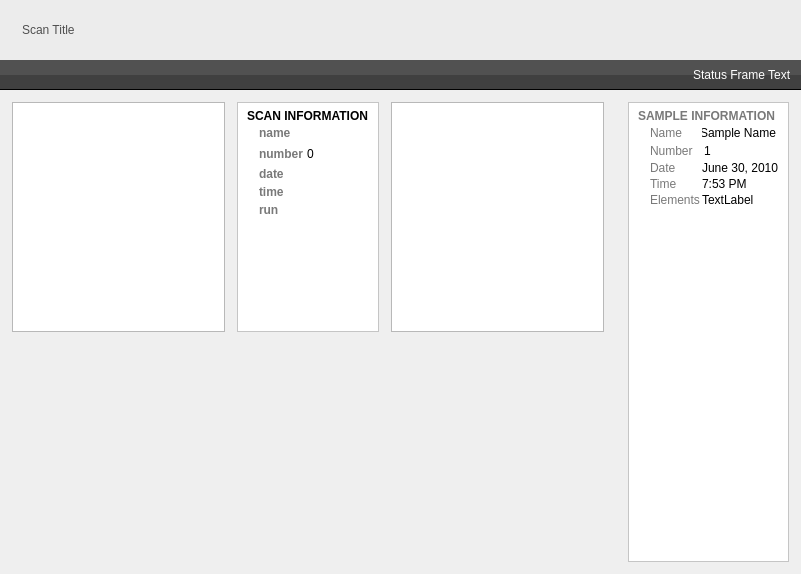
Above: source/ui/AMGenericScanEditor.ui from acquaman/acquaman before the change. Below: the same form after it.
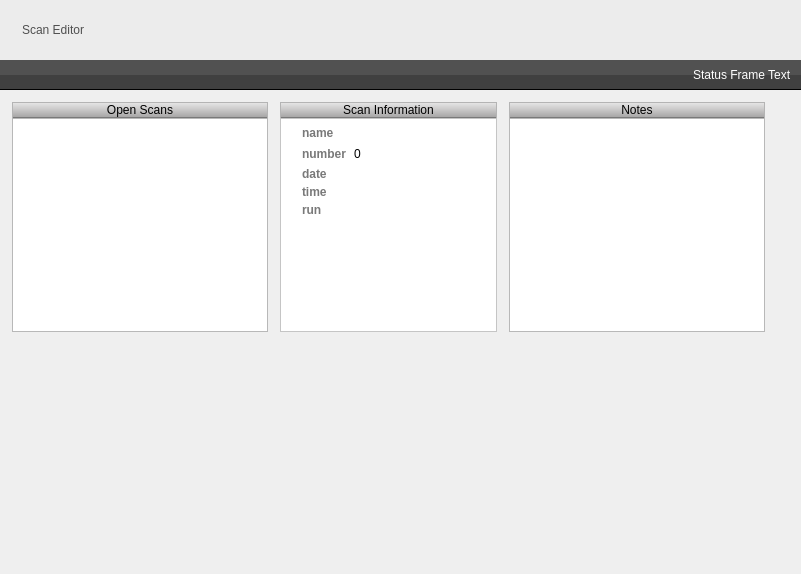
That is the form after the change. Icons and pictures are not drawn.

Commit message: fixed size/width of AMRunSelector. Added expanding/stretching size policy for scanView in AMGenericScanEditor. Improved look and style of scan editor.

Diff of the .ui file:
```diff
--- a/source/ui/AMGenericScanEditor.ui
+++ b/source/ui/AMGenericScanEditor.ui
@@ -58,7 +58,7 @@
 color: rgb(79, 79, 79);</string>
         </property>
         <property name="text">
-         <string>Scan Title</string>
+         <string>Scan Editor</string>
         </property>
        </widget>
       </item>
@@ -151,13 +151,83 @@
           <number>12</number>
          </property>
          <item>
-          <widget class="QListView" name="scanListView"/>
+          <layout class="QVBoxLayout" name="verticalLayout_4">
+           <property name="spacing">
+            <number>0</number>
+           </property>
+           <property name="rightMargin">
+            <number>0</number>
+           </property>
+           <item>
+            <widget class="QToolButton" name="toolButton">
+             <property name="sizePolicy">
+              <sizepolicy hsizetype="MinimumExpanding" vsizetype="Fixed">
+               <horstretch>0</horstretch>
+               <verstretch>0</verstretch>
+              </sizepolicy>
+             </property>
+             <property name="maximumSize">
+              <size>
+               <width>16777215</width>
+               <height>16</height>
+              </size>
+             </property>
+             <property name="styleSheet">
+              <string notr="true">background-color: qlineargradient(spread:pad, x1:0, y1:0, x2:0, y2:1, stop:0 rgba(233, 233, 233, 255), stop:0.502513 rgba(199, 198, 198, 255), stop:1 rgba(163, 162, 162, 255)); border: 1px solid black; border-top-color: rgb(180, 180, 180); border-bottom-color: rgb(121, 121, 121); border-left-color: rgb(180, 180, 180); border-right-color: rgb(180, 180, 180);</string>
+             </property>
+             <property name="text">
+              <string>Open Scans</string>
+             </property>
+            </widget>
+           </item>
+           <item>
+            <widget class="QListView" name="scanListView">
+             <property name="minimumSize">
+              <size>
+               <width>200</width>
+               <height>0</height>
+              </size>
+             </property>
+            </widget>
+           </item>
+          </layout>
+         </item>
+         <item>
+          <layout class="QVBoxLayout" name="verticalLayout_5">
+           <property name="spacing">
+            <number>0</number>
+           </property>
+           <property name="rightMargin">
+            <number>0</number>
+           </property>
+           <item>
+            <widget class="QToolButton" name="toolButton_2">
+             <property name="sizePolicy">
+              <sizepolicy hsizetype="Preferred" vsizetype="Fixed">
+               <horstretch>0</horstretch>
+               <verstretch>0</verstretch>
+              </sizepolicy>
+             </property>
+             <property name="maximumSize">
+              <size>
+               <width>16777215</width>
+               <height>16</height>
+              </size>
+             </property>
+             <property name="styleSheet">
+              <string notr="true">background-color: qlineargradient(spread:pad, x1:0, y1:0, x2:0, y2:1, stop:0 rgba(233, 233, 233, 255), stop:0.502513 rgba(199, 198, 198, 255), stop:1 rgba(163, 162, 162, 255)); border: 1px solid black; border-top-color: rgb(180, 180, 180); border-bottom-color: rgb(121, 121, 121); border-left-color: rgb(180, 180, 180); border-right-color: rgb(180, 180, 180);</string>
+             </property>
+             <property name="text">
+              <string>Scan Information</string>
+             </property>
+            </widget>
          </item>
          <item>
           <widget class="QFrame" name="scanInfoFrame">
            <property name="styleSheet">
-            <string notr="true">background-color: white;
-</string>
+              <string notr="true">#scanInfoFrame {
+background-color: white;
+}</string>
            </property>
            <property name="frameShape">
             <enum>QFrame::StyledPanel</enum>
@@ -165,25 +235,13 @@
            <property name="frameShadow">
             <enum>QFrame::Raised</enum>
            </property>
-           <layout class="QVBoxLayout" name="verticalLayout">
+             <layout class="QVBoxLayout" name="scanInfoLayout">
             <property name="spacing">
-             <number>2</number>
+               <number>6</number>
             </property>
             <property name="topMargin">
              <number>6</number>
             </property>
-            <item>
-             <widget class="QLabel" name="scanInfoTitle">
-              <property name="styleSheet">
-               <string notr="true">color: black;
-font-weight: bold;
-font-family: &quot;Lucida Grande&quot;;</string>
-              </property>
-              <property name="text">
-               <string>SCAN INFORMATION</string>
-              </property>
-             </widget>
-            </item>
             <item>
              <layout class="QGridLayout" name="scanInfoGridLayout">
               <property name="leftMargin">
@@ -264,18 +322,6 @@
                 </property>
                </widget>
               </item>
-              <item row="4" column="0">
-               <widget class="QLabel" name="scanRunLabel">
-                <property name="styleSheet">
-                 <string notr="true">color: rgb(121, 121, 121);
-font-weight: bold;
-font-family: &quot;Lucida Grande&quot;;</string>
-                </property>
-                <property name="text">
-                 <string>run</string>
-                </property>
-               </widget>
-              </item>
               <item row="1" column="1">
                <widget class="QSpinBox" name="scanNumber">
                 <property name="maximumSize">
@@ -295,6 +341,18 @@
                 </property>
                </widget>
               </item>
+                <item row="4" column="0">
+                 <widget class="QLabel" name="scanRunLabel">
+                  <property name="styleSheet">
+                   <string notr="true">color: rgb(121, 121, 121);
+font-weight: bold;
+font-family: &quot;Lucida Grande&quot;;</string>
+                  </property>
+                  <property name="text">
+                   <string>run</string>
+                  </property>
+                 </widget>
+                </item>
              </layout>
             </item>
             <item>
@@ -313,11 +371,52 @@
            </layout>
           </widget>
          </item>
+          </layout>
+         </item>
+         <item>
+          <layout class="QVBoxLayout" name="verticalLayout_6">
+           <property name="spacing">
+            <number>0</number>
+           </property>
+           <property name="rightMargin">
+            <number>0</number>
+           </property>
+           <item>
+            <widget class="QToolButton" name="toolButton_3">
+             <property name="sizePolicy">
+              <sizepolicy hsizetype="MinimumExpanding" vsizetype="Fixed">
+               <horstretch>0</horstretch>
+               <verstretch>0</verstretch>
+              </sizepolicy>
+             </property>
+             <property name="maximumSize">
+              <size>
+               <width>16777215</width>
+               <height>16</height>
+              </size>
+             </property>
+             <property name="styleSheet">
+              <string notr="true">background-color: qlineargradient(spread:pad, x1:0, y1:0, x2:0, y2:1, stop:0 rgba(233, 233, 233, 255), stop:0.502513 rgba(199, 198, 198, 255), stop:1 rgba(163, 162, 162, 255)); border: 1px solid black; border-top-color: rgb(180, 180, 180); border-bottom-color: rgb(121, 121, 121); border-left-color: rgb(180, 180, 180); border-right-color: rgb(180, 180, 180);
+</string>
+             </property>
+             <property name="text">
+              <string>Notes</string>
+             </property>
+            </widget>
+           </item>
          <item>
           <widget class="QPlainTextEdit" name="notesEdit">
+             <property name="sizePolicy">
+              <sizepolicy hsizetype="MinimumExpanding" vsizetype="Expanding">
+               <horstretch>4</horstretch>
+               <verstretch>0</verstretch>
+              </sizepolicy>
+             </property>
            <property name="styleSheet">
-            <string notr="true">background-image: url(:/notepadBackground.png);
-font: bold 15px &quot;Marker Felt&quot;;</string>
+              <string notr="true">#notesEdit {
+background-image: url(:/notepadBackground.png);
+font: bold 15px &quot;Marker Felt&quot;;
+}</string>
            </property>
            <property name="plainText">
             <string/>
@@ -329,6 +428,8 @@
          </item>
         </layout>
        </item>
+        </layout>
+       </item>
        <item>
         <spacer name="leftVerticaFrameSpacer">
          <property name="orientation">
@@ -349,153 +450,6 @@
        <property name="margin">
         <number>12</number>
        </property>
-       <item>
-        <widget class="QFrame" name="frame_2">
-         <property name="styleSheet">
-          <string notr="true">background-color: white;
-</string>
-         </property>
-         <property name="frameShape">
-          <enum>QFrame::StyledPanel</enum>
-         </property>
-         <property name="frameShadow">
-          <enum>QFrame::Raised</enum>
-         </property>
-         <layout class="QVBoxLayout" name="verticalLayout_2">
-          <property name="spacing">
-           <number>2</number>
-          </property>
-          <property name="topMargin">
-           <number>6</number>
-          </property>
-          <item>
-           <widget class="QLabel" name="label_10">
-            <property name="styleSheet">
-             <string notr="true">color: rgb(121, 121, 121);
-font-weight: bold;</string>
-            </property>
-            <property name="text">
-             <string>SAMPLE INFORMATION</string>
-            </property>
-           </widget>
-          </item>
-          <item>
-           <layout class="QGridLayout" name="gridLayout_2">
-            <property name="leftMargin">
-             <number>12</number>
-            </property>
-            <property name="verticalSpacing">
-             <number>2</number>
-            </property>
-            <item row="0" column="0">
-             <widget class="QLabel" name="label_11">
-              <property name="styleSheet">
-               <string notr="true">color: rgb(121, 121, 121);</string>
-              </property>
-              <property name="text">
-               <string>Name</string>
-              </property>
-             </widget>
-            </item>
-            <item row="0" column="1">
-             <widget class="QLineEdit" name="lineEdit_3">
-              <property name="text">
-               <string>Sample Name</string>
-              </property>
-              <property name="frame">
-               <bool>false</bool>
-              </property>
-             </widget>
-            </item>
-            <item row="1" column="0">
-             <widget class="QLabel" name="label_12">
-              <property name="styleSheet">
-               <string notr="true">color: rgb(121, 121, 121);</string>
-              </property>
-              <property name="text">
-               <string>Number</string>
-              </property>
-             </widget>
-            </item>
-            <item row="1" column="1">
-             <widget class="QLineEdit" name="lineEdit_4">
-              <property name="text">
-               <string>1</string>
-              </property>
-              <property name="frame">
-               <bool>false</bool>
-              </property>
-             </widget>
-            </item>
-            <item row="2" column="0">
-             <widget class="QLabel" name="label_13">
-              <property name="styleSheet">
-               <string notr="true">color: rgb(121, 121, 121);</string>
-              </property>
-              <property name="text">
-               <string>Date</string>
-              </property>
-             </widget>
-            </item>
-            <item row="2" column="1">
-             <widget class="QLabel" name="label_14">
-              <property name="text">
-               <string>June 30, 2010</string>
-              </property>
-             </widget>
-            </item>
-            <item row="3" column="0">
-             <widget class="QLabel" name="label_15">
-              <property name="styleSheet">
-               <string notr="true">color: rgb(121, 121, 121);</string>
-              </property>
-              <property name="text">
-               <string>Time</string>
-              </property>
-             </widget>
-            </item>
-            <item row="3" column="1">
-             <widget class="QLabel" name="label_16">
-              <property name="text">
-               <string>7:53 PM</string>
-              </property>
-             </widget>
-            </item>
-            <item row="4" column="0">
-             <widget class="QLabel" name="label_17">
-              <property name="styleSheet">
-               <string notr="true">color: rgb(121, 121, 121);</string>
-              </property>
-              <property name="text">
-               <string>Elements</string>
-              </property>
-             </widget>
-            </item>
-            <item row="4" column="1">
-             <widget class="QLabel" name="label_18">
-              <property name="text">
-               <string>TextLabel</string>
-              </property>
-             </widget>
-            </item>
-           </layout>
-          </item>
-          <item>
-           <spacer name="verticalSpacer_2">
-            <property name="orientation">
-             <enum>Qt::Vertical</enum>
-            </property>
-            <property name="sizeHint" stdset="0">
-             <size>
-              <width>20</width>
-              <height>40</height>
-             </size>
-            </property>
-           </spacer>
-          </item>
-         </layout>
-        </widget>
-       </item>
       </layout>
      </item>
     </layout>
```
Lines whose indentation alone changed are shown as unchanged. The commit also changes 9 other files.
